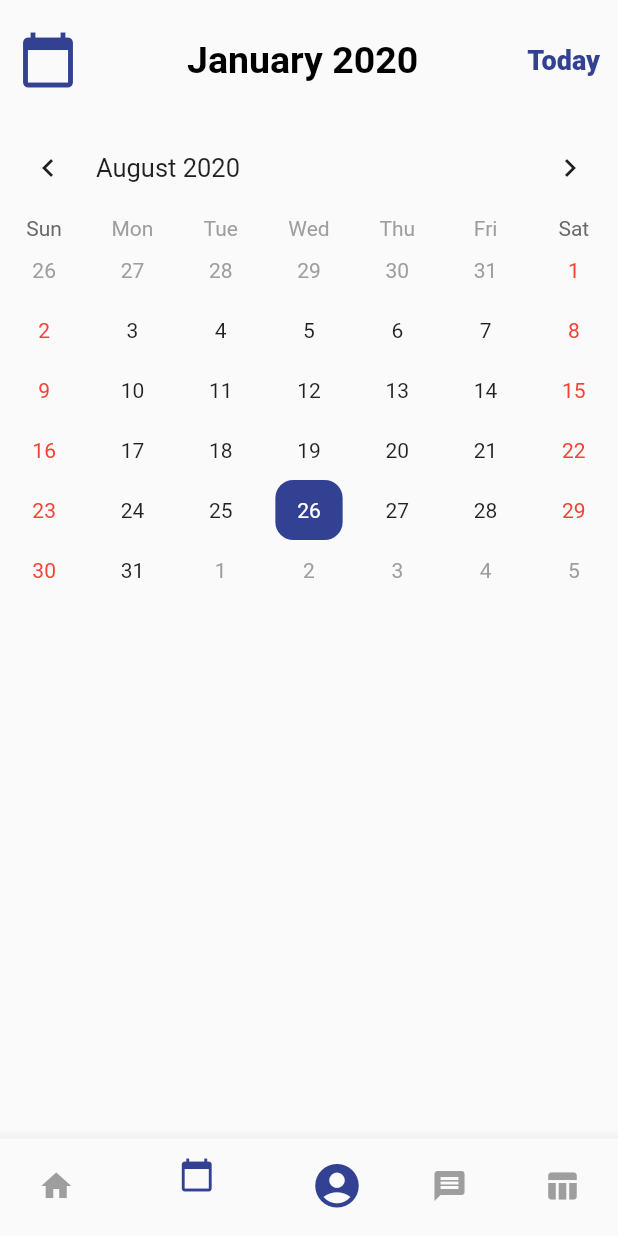
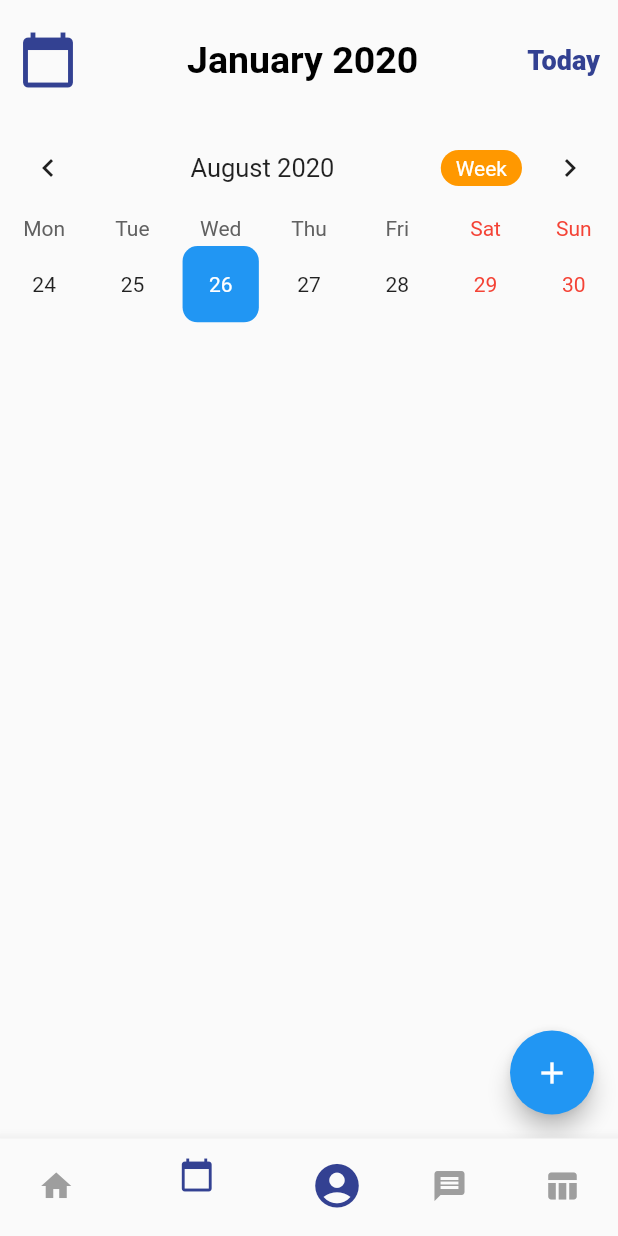
Before and after one commit to amanc1248/conceptualPlantApp, a Flutter app: the screen it shows after launch, item 2 of the bottom bar chosen, on a phone screen of 412 x 824 dp. Run offline on Flutter 3.47's test engine with Material 2 defaults, Android fonts, the phone set to English and light mode, and no system bars; drawn by our look-alikes of table_calendar; our stand-ins replace shared_preferences.

Commit message:
Second commit

```diff
--- a/lib/Screens/eventPage3/eventPage3.dart
+++ b/lib/Screens/eventPage3/eventPage3.dart
@@ -35,7 +35,7 @@ class _EventPage3State extends State<EventPage3> {
               ),
               Expanded(
                 child: Container(
-                  child: OurConceptualCalendar(),
+                  child: HomePage(),
                 ),
               ),
               // Expanded(
--- a/lib/Screens/eventPage3/local_widgets/calendar_and_events.dart
+++ b/lib/Screens/eventPage3/local_widgets/calendar_and_events.dart
@@ -1,60 +1,163 @@
+import 'dart:convert';
 import 'package:flutter/material.dart';
+import 'package:shared_preferences/shared_preferences.dart';
 import 'package:table_calendar/table_calendar.dart';
 
-class OurConceptualCalendar extends StatefulWidget {
+class HomePage extends StatefulWidget {
   @override
-  _OurConceptualCalendarState createState() => _OurConceptualCalendarState();
+  _HomePageState createState() => _HomePageState();
 }
 
-class _OurConceptualCalendarState extends State<OurConceptualCalendar> {
+class _HomePageState extends State<HomePage> {
+  //
   CalendarController _controller;
+
+  //TODO 1) in the calender events are map of key dateTime and events are in the list.
+  Map<DateTime, List<dynamic>> _events;
+  //!this list is created for showing the events
+  List<dynamic> _selectedEvents;
+  TextEditingController _eventController;
+  // SharedPreferences prefs;
 
   @override
   void initState() {
     super.initState();
     _controller = CalendarController();
+
+    //this is for getting the text Value
+    _eventController = TextEditingController();
+    //TODO 2) Initializing the events in an empty map.
     _events = {};
+    _selectedEvents = [];
+    // initPrefs();
   }
+
+  // initPrefs() async {
+  //   prefs = await SharedPreferences.getInstance();
+  //   setState(() {
+  //     _events = Map<DateTime, List<dynamic>>.from(
+  //         decodeMap(json.decode(prefs.getString("events") ?? "{}")));
+  //   });
+  // }
+
+  // Map<String, dynamic> encodeMap(Map<DateTime, dynamic> map) {
+  //   Map<String, dynamic> newMap = {};
+  //   map.forEach((key, value) {
+  //     newMap[key.toString()] = map[key];
+  //   });
+  //   return newMap;
+  // }
+
+  // Map<DateTime, dynamic> decodeMap(Map<String, dynamic> map) {
+  //   Map<DateTime, dynamic> newMap = {};
+  //   map.forEach((key, value) {
+  //     newMap[DateTime.parse(key)] = map[key];
+  //   });
+  //   return newMap;
+  // }
+
+  @override
   Widget build(BuildContext context) {
-    return Container(
-      child: TableCalendar(
-        events: _events;
-        calendarController: _controller,
-        rowHeight: 40,
+    return Scaffold(
+      body: SingleChildScrollView(
+        child: Column(
+          crossAxisAlignment: CrossAxisAlignment.start,
+          children: <Widget>[
+            TableCalendar(
+              //TODO 3) Assigning _events to the calendar parameter events
+              events: _events,
+              initialCalendarFormat: CalendarFormat.week,
+              calendarStyle: CalendarStyle(
+                  canEventMarkersOverflow: true,
+                  todayColor: Colors.orange,
+                  selectedColor: Theme.of(context).primaryColor,
+                  todayStyle: TextStyle(
+                      fontWeight: FontWeight.bold,
+                      fontSize: 18.0,
+                      color: Colors.white)),
               headerStyle: HeaderStyle(
-          formatButtonVisible: false,
+                centerHeaderTitle: true,
+                formatButtonDecoration: BoxDecoration(
+                  color: Colors.orange,
+                  borderRadius: BorderRadius.circular(20.0),
+                ),
+                formatButtonTextStyle: TextStyle(color: Colors.white),
                 formatButtonShowsNext: false,
               ),
-        calendarStyle: CalendarStyle(
-          contentPadding: EdgeInsets.all(0),
-        ),
-        daysOfWeekStyle:
-            DaysOfWeekStyle(weekdayStyle: TextStyle(color: Colors.grey)),
+              startingDayOfWeek: StartingDayOfWeek.monday,
+              onDaySelected: (date, events) {
+                setState(() {
+                  _selectedEvents = events;
+                });
+              },
               builders: CalendarBuilders(
-          //! for customizing the today date
-          todayDayBuilder: (context, date, events) => Container(
-            margin: EdgeInsets.fromLTRB(7, 0, 7, 0),
+                selectedDayBuilder: (context, date, events) => Container(
+                    margin: const EdgeInsets.all(4.0),
+                    alignment: Alignment.center,
                     decoration: BoxDecoration(
-                color: Colors.lightBlueAccent,
-                borderRadius: BorderRadius.circular(12)),
-            child: Center(
-                child: Text(date.day.toString(),
-                    style: TextStyle(color: Colors.white))),
-          ),
-          //! for customizing the selected date
-          selectedDayBuilder: (context, date, events) => Container(
-              margin: EdgeInsets.fromLTRB(7, 0, 7, 0),
-              decoration: BoxDecoration(
-                  borderRadius: BorderRadius.circular(12),
-                  color: Color(0xFF334192)),
-              child: Center(
+                        color: Theme.of(context).primaryColor,
+                        borderRadius: BorderRadius.circular(10.0)),
                     child: Text(
                       date.day.toString(),
                       style: TextStyle(color: Colors.white),
-                ),
+                    )),
+                todayDayBuilder: (context, date, events) => Container(
+                    margin: const EdgeInsets.all(4.0),
+                    alignment: Alignment.center,
+                    decoration: BoxDecoration(
+                        color: Colors.orange,
+                        borderRadius: BorderRadius.circular(10.0)),
+                    child: Text(
+                      date.day.toString(),
+                      style: TextStyle(color: Colors.white),
                     )),
               ),
+              calendarController: _controller,
+            ),
+            ..._selectedEvents.map((event) => ListTile(
+                  title: Text(event),
+                )),
+          ],
+        ),
+      ),
+      floatingActionButton: FloatingActionButton(
+        child: Icon(Icons.add),
+        onPressed: _showAddDialog,
       ),
     );
   }
+
+  _showAddDialog() async {
+    await showDialog(
+        context: context,
+        builder: (context) => AlertDialog(
+              content: TextField(
+                controller: _eventController,
+              ),
+              actions: <Widget>[
+                FlatButton(
+                  child: Text("Save"),
+                  onPressed: () {
+                    //! if textfield is empty, DO NOTHING
+                    if (_eventController.text.isEmpty) return;
+                    //! if there is already an events in the selected day. Then add the text from the textfield
+                    if (_events[_controller.selectedDay] != null) {
+                      _events[_controller.selectedDay]
+                          .add(_eventController.text);
                     }
+                    //! if there is no events in the selected day, simply give the text to the events.
+                    else {
+                      _events[_controller.selectedDay] = [_eventController.text];
+                    }
+                    // prefs.setString("events", json.encode(encodeMap(_events)));
+                    _eventController.clear();
+                    Navigator.pop(context);
+                  },
+                )
+              ],
+            ));
+    setState(() {
+      _selectedEvents = _events[_controller.selectedDay];
+    });
+  }
+}
--- a/pubspec.yaml
+++ b/pubspec.yaml
@@ -30,6 +30,7 @@ dependencies:
   cupertino_icons: ^0.1.3
   font_awesome_flutter: ^8.8.1
   table_calendar: ^2.2.3
+  shared_preferences: ^0.5.10
 
 dev_dependencies:
   flutter_test:
```
Also changed, not shown: pubspec.lock, 1 other file. Lines whose indentation alone changed are shown as unchanged.
